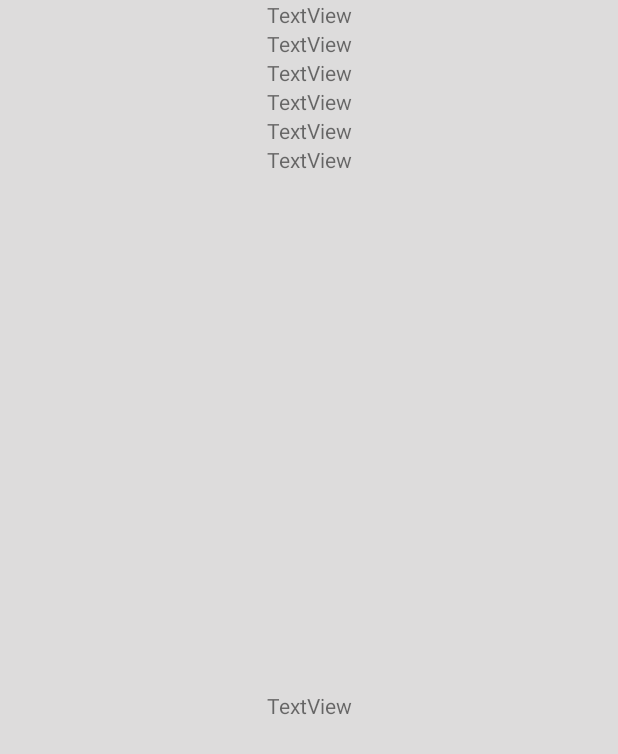
After one commit to afonsoc12/CM_Project, an Android app: the layout fragment_profile.xml on its own in the app's theme, with its tools: preview values and no code run, on a phone screen of 412 x 824 dp. The commit adds this screen. Shown: the top 754 px of the screen. Run offline under Robolectric (Android 15) with nearby library versions, the phone set to English and light mode, and no system bars.

Commit message:
#12 - Profile drawer and Doctor drawer created Fixes on local database classes

```diff
--- a/physio2go/app/src/main/java/com/cm_project/physio2go/AsyncTasks/ILoginAsyncTask.java
+++ /dev/null
@@ -1,5 +0,0 @@
-package com.cm_project.physio2go.AsyncTasks;
-
-public interface ILoginAsyncTask {
-    public void loginValidationUIUpdate(int loginCode, String username);
-}
--- a/physio2go/app/src/main/java/com/cm_project/physio2go/PlansListFragment.java
+++ b/physio2go/app/src/main/java/com/cm_project/physio2go/PlansListFragment.java
@@ -63,7 +63,7 @@ public class PlansListFragment extends ListFragment {
         Fragment planExercise = PlanExerciseListFragment.newInstance(chosenPlan);
 
         FragmentTransaction ft = getActivity().getSupportFragmentManager().beginTransaction();
-        ft.replace(R.id.fragment_list_placeholder, planExercise);
+        ft.replace(R.id.fragment_list_placeholder, planExercise, PlanExerciseListFragment.PLAN_EXERCISE_LIST_FRAGMENT_TAG);
         ft.addToBackStack(PlanExerciseListFragment.PLAN_EXERCISE_LIST_FRAGMENT_TAG);
         ft.commit();
     }
--- /dev/null
+++ b/physio2go/app/src/main/res/layout/fragment_profile.xml
@@ -0,0 +1,72 @@
+<?xml version="1.0" encoding="utf-8"?>
+<androidx.constraintlayout.widget.ConstraintLayout xmlns:android="http://schemas.android.com/apk/res/android"
+    xmlns:app="http://schemas.android.com/apk/res-auto"
+    android:layout_width="match_parent"
+    android:layout_height="match_parent"
+    android:background="@color/lightGray">
+
+    <TextView
+        android:id="@+id/name_tv"
+        android:layout_width="wrap_content"
+        android:layout_height="wrap_content"
+        android:text="TextView"
+        app:layout_constraintEnd_toEndOf="parent"
+        app:layout_constraintStart_toStartOf="parent"
+        app:layout_constraintTop_toTopOf="parent" />
+
+    <TextView
+        android:id="@+id/username_tv"
+        android:layout_width="wrap_content"
+        android:layout_height="wrap_content"
+        android:text="TextView"
+        app:layout_constraintEnd_toEndOf="parent"
+        app:layout_constraintStart_toStartOf="parent"
+        app:layout_constraintTop_toBottomOf="@+id/name_tv" />
+
+    <TextView
+        android:id="@+id/weight_tv"
+        android:layout_width="wrap_content"
+        android:layout_height="wrap_content"
+        android:text="TextView"
+        app:layout_constraintEnd_toEndOf="parent"
+        app:layout_constraintStart_toStartOf="parent"
+        app:layout_constraintTop_toBottomOf="@+id/condition_tv" />
+
+    <TextView
+        android:id="@+id/height_tv"
+        android:layout_width="wrap_content"
+        android:layout_height="wrap_content"
+        android:text="TextView"
+        app:layout_constraintBottom_toBottomOf="parent"
+        app:layout_constraintEnd_toEndOf="parent"
+        app:layout_constraintStart_toStartOf="parent"
+        app:layout_constraintTop_toBottomOf="@+id/weight_tv" />
+
+    <TextView
+        android:id="@+id/dob_tv"
+        android:layout_width="wrap_content"
+        android:layout_height="wrap_content"
+        android:text="TextView"
+        app:layout_constraintEnd_toEndOf="parent"
+        app:layout_constraintStart_toStartOf="parent"
+        app:layout_constraintTop_toBottomOf="@+id/username_tv" />
+
+    <TextView
+        android:id="@+id/doctor_tv"
+        android:layout_width="wrap_content"
+        android:layout_height="wrap_content"
+        android:text="TextView"
+        app:layout_constraintEnd_toEndOf="parent"
+        app:layout_constraintStart_toStartOf="parent"
+        app:layout_constraintTop_toBottomOf="@+id/dob_tv" />
+
+    <TextView
+        android:id="@+id/condition_tv"
+        android:layout_width="wrap_content"
+        android:layout_height="wrap_content"
+        android:text="TextView"
+        app:layout_constraintEnd_toEndOf="parent"
+        app:layout_constraintStart_toStartOf="parent"
+        app:layout_constraintTop_toBottomOf="@+id/doctor_tv" />
+
+</androidx.constraintlayout.widget.ConstraintLayout>
```
Also changed, not shown: physio2go/app/src/main/java/com/cm_project/physio2go/AsyncTasks/LoginAsyncTask.java (+53 -6 lines), physio2go/app/src/main/java/com/cm_project/physio2go/DoctorProfileFragment.java (added, +51 -0 lines), physio2go/app/src/main/java/com/cm_project/physio2go/LoginActivity.java (+2 -47 lines), physio2go/app/src/main/java/com/cm_project/physio2go/MainActivity.java (+38 -10 lines), physio2go/app/src/main/java/com/cm_project/physio2go/ProfileFragment.java (added, +58 -0 lines), physio2go/app/src/main/java/com/cm_project/physio2go/databaseDrivers/LocalDatabase.java (+131 -115 lines), physio2go/app/src/main/res/layout/fragment_doctor_profile.xml (added, +54 -0 lines), physio2go/app/src/main/res/menu/menu_main_activity.xml (+9 -1 lines).
